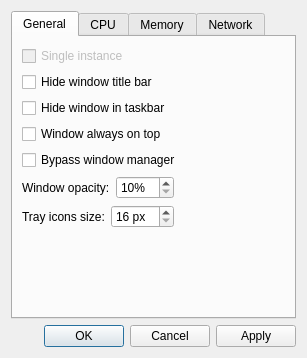
The window that settings_dialog.ui (MarioUnoDueTreQuattro/QMonitor) describes before a commit, drawn with Qt 5.
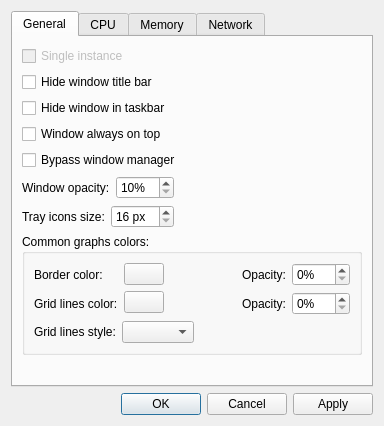
The same window after the commit. The open tabs and pages were chosen to show the change. Custom widgets are drawn as their Qt base class.

Commit message: Border color, opacity and Grid lines color, opacity and style

The edit to the form file:
```diff
--- a/settings_dialog.ui
+++ b/settings_dialog.ui
@@ -6,8 +6,8 @@
    <rect>
     <x>0</x>
     <y>0</y>
-    <width>301</width>
-    <height>358</height>
+    <width>384</width>
+    <height>426</height>
    </rect>
   </property>
   <property name="windowTitle">
@@ -26,7 +26,7 @@
       <attribute name="title">
        <string>General</string>
       </attribute>
-      <layout class="QVBoxLayout" name="verticalLayout">
+      <layout class="QVBoxLayout" name="verticalLayout_23">
        <item>
         <widget class="QCheckBox" name="checkSingleInstance">
          <property name="enabled">
@@ -149,6 +149,172 @@
          </item>
         </layout>
        </item>
+       <item>
+        <widget class="QGroupBox" name="groupBox_4">
+         <property name="title">
+          <string>Common graphs colors:</string>
+         </property>
+         <layout class="QVBoxLayout" name="verticalLayout">
+          <item>
+           <layout class="QHBoxLayout" name="horizontalLayout_13">
+            <item>
+             <layout class="QVBoxLayout" name="verticalLayout_18">
+              <item>
+               <widget class="QLabel" name="label_5">
+                <property name="text">
+                 <string>Border color:</string>
+                </property>
+               </widget>
+              </item>
+              <item>
+               <widget class="QLabel" name="label_20">
+                <property name="text">
+                 <string>Grid lines color:</string>
+                </property>
+               </widget>
+              </item>
+             </layout>
+            </item>
+            <item>
+             <layout class="QVBoxLayout" name="verticalLayout_19">
+              <item>
+               <widget class="ColorButton" name="pushButtonColorBorder">
+                <property name="sizePolicy">
+                 <sizepolicy hsizetype="Fixed" vsizetype="Fixed">
+                  <horstretch>0</horstretch>
+                  <verstretch>0</verstretch>
+                 </sizepolicy>
+                </property>
+                <property name="text">
+                 <string/>
+                </property>
+               </widget>
+              </item>
+              <item>
+               <widget class="ColorButton" name="pushButtonColorGridLines">
+                <property name="sizePolicy">
+                 <sizepolicy hsizetype="Fixed" vsizetype="Fixed">
+                  <horstretch>0</horstretch>
+                  <verstretch>0</verstretch>
+                 </sizepolicy>
+                </property>
+                <property name="text">
+                 <string/>
+                </property>
+               </widget>
+              </item>
+             </layout>
+            </item>
+            <item>
+             <layout class="QVBoxLayout" name="verticalLayout_20">
+              <item>
+               <spacer name="horizontalSpacer_3">
+                <property name="orientation">
+                 <enum>Qt::Orientation::Horizontal</enum>
+                </property>
+                <property name="sizeHint" stdset="0">
+                 <size>
+                  <width>40</width>
+                  <height>20</height>
+                 </size>
+                </property>
+               </spacer>
+              </item>
+              <item>
+               <spacer name="horizontalSpacer_8">
+                <property name="orientation">
+                 <enum>Qt::Orientation::Horizontal</enum>
+                </property>
+                <property name="sizeHint" stdset="0">
+                 <size>
+                  <width>40</width>
+                  <height>20</height>
+                 </size>
+                </property>
+               </spacer>
+              </item>
+             </layout>
+            </item>
+            <item>
+             <layout class="QVBoxLayout" name="verticalLayout_21">
+              <item>
+               <widget class="QLabel" name="label_21">
+                <property name="text">
+                 <string>Opacity:</string>
+                </property>
+               </widget>
+              </item>
+              <item>
+               <widget class="QLabel" name="label_22">
+                <property name="text">
+                 <string>Opacity:</string>
+                </property>
+               </widget>
+              </item>
+             </layout>
+            </item>
+            <item>
+             <layout class="QVBoxLayout" name="verticalLayout_22">
+              <item>
+               <widget class="QSpinBox" name="spinBoxBorderOpacity">
+                <property name="suffix">
+                 <string>%</string>
+                </property>
+                <property name="maximum">
+                 <number>100</number>
+                </property>
+                <property name="singleStep">
+                 <number>5</number>
+                </property>
+               </widget>
+              </item>
+              <item>
+               <widget class="QSpinBox" name="spinBoxGridLinesOpacity">
+                <property name="suffix">
+                 <string>%</string>
+                </property>
+                <property name="maximum">
+                 <number>100</number>
+                </property>
+                <property name="singleStep">
+                 <number>5</number>
+                </property>
+               </widget>
+              </item>
+             </layout>
+            </item>
+           </layout>
+          </item>
+          <item>
+           <layout class="QHBoxLayout" name="horizontalLayout_17">
+            <item>
+             <widget class="QLabel" name="label_23">
+              <property name="text">
+               <string>Grid lines style:</string>
+              </property>
+             </widget>
+            </item>
+            <item>
+             <widget class="QComboBox" name="comboGridLinesStyle"/>
+            </item>
+            <item>
+             <spacer name="horizontalSpacer_17">
+              <property name="orientation">
+               <enum>Qt::Orientation::Horizontal</enum>
+              </property>
+              <property name="sizeHint" stdset="0">
+               <size>
+                <width>40</width>
+                <height>20</height>
+               </size>
+              </property>
+             </spacer>
+            </item>
+           </layout>
+          </item>
+         </layout>
+        </widget>
+       </item>
        <item>
         <spacer name="verticalSpacer">
          <property name="orientation">
```
Left out of the diff: 2 changed lines with no effect on the pictures. The commit also changes 7 other files.
